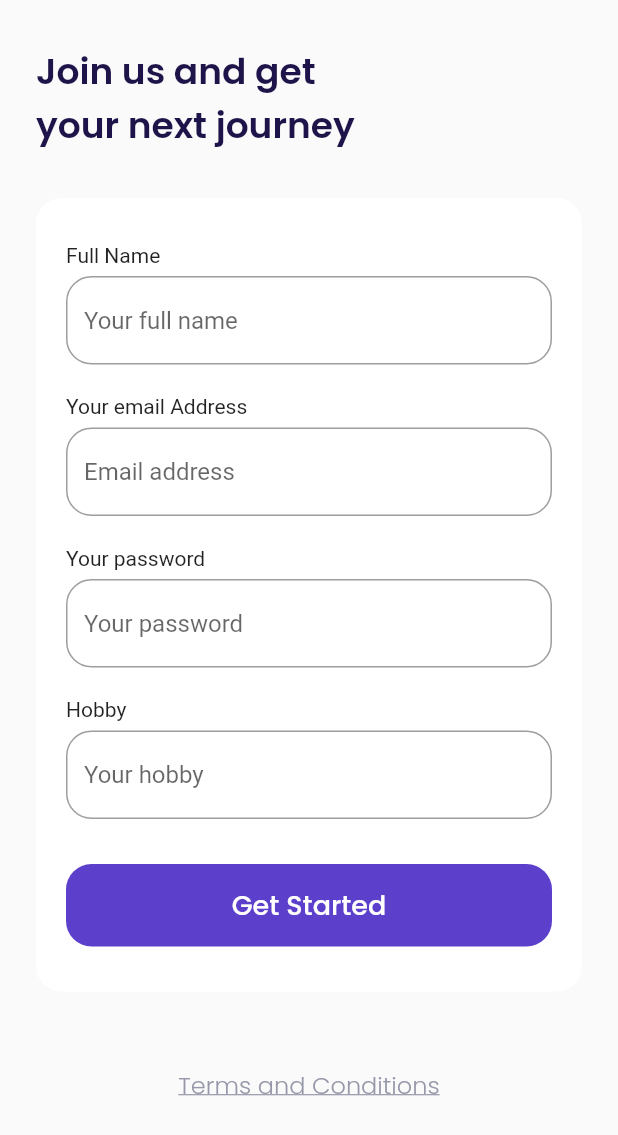
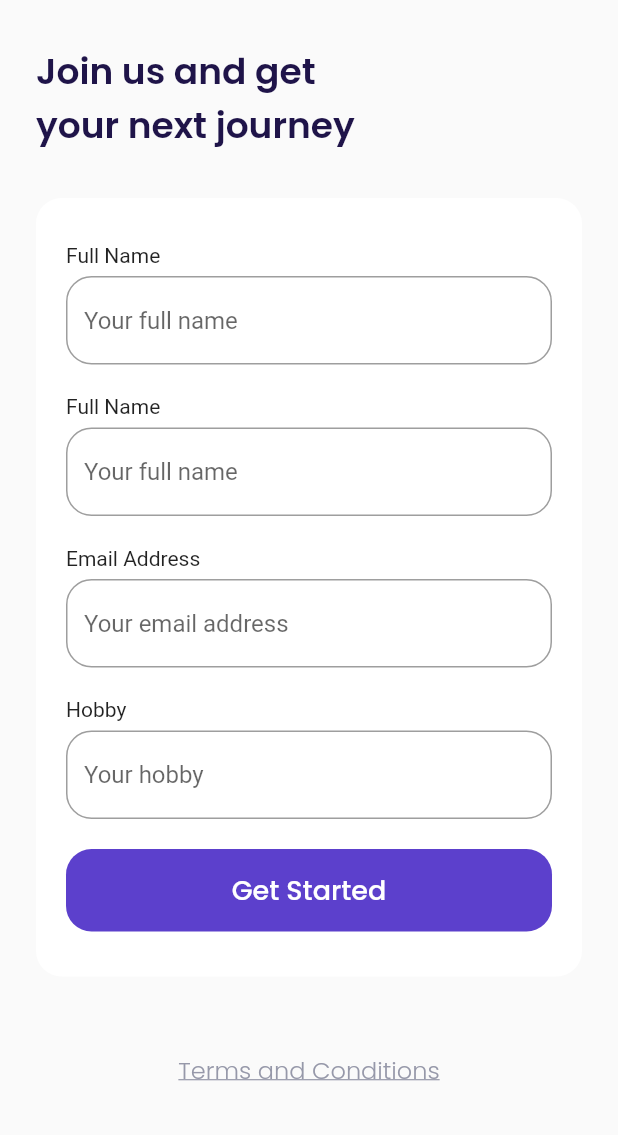
Before and after one commit to Khoruma/airplane, a Flutter app: the SignUpPage screen opened by its route, on a phone screen of 412 x 824 dp. Shown: the top 1135 px of the screen. Run offline on Flutter 3.47's test engine with Material 2 defaults, Android fonts, the phone set to English and light mode, and no system bars; our stand-ins replace google_fonts.

Commit message:
Custom Text Filed From

```diff
--- /dev/null
+++ b/lib/ui/pages/home_page.dart
@@ -0,0 +1,14 @@
+part of 'pages.dart';
+
+class HomePage extends StatelessWidget {
+  const HomePage({Key? key}) : super(key: key);
+
+  @override
+  Widget build(BuildContext context) {
+    return ListView(
+      children: [
+        Text('Homepage')
+      ],
+    );
+  }
+}
--- a/lib/ui/pages/main_page.dart
+++ b/lib/ui/pages/main_page.dart
@@ -5,6 +5,10 @@ class MainPage extends StatelessWidget {
 
   @override
   Widget build(BuildContext context) {
+    buildContent() {
+      return const HomePage();
+    }
+
     Widget customBottonNavigation() {
       return Align(
         alignment: Alignment.bottomCenter,
@@ -49,6 +53,7 @@ class MainPage extends StatelessWidget {
       backgroundColor: kBackgroundColor,
       body: Stack(
         children: [
+          buildContent(),
           customBottonNavigation(),
         ],
       ),
--- a/lib/ui/pages/pages.dart
+++ b/lib/ui/pages/pages.dart
@@ -9,3 +9,4 @@ part 'get_started_page.dart';
 part 'sign_up_page.dart';
 part 'bonus_page.dart';
 part 'main_page.dart';
+part 'home_page.dart';
--- a/lib/ui/pages/sign_up_page.dart
+++ b/lib/ui/pages/sign_up_page.dart
@@ -20,107 +20,31 @@ class SignUpPage extends StatelessWidget {
 
     Widget inputSection() {
       Widget fullNameInput() {
-        return Container(
-          margin: EdgeInsets.only(bottom: 20),
-          child: Column(
-            crossAxisAlignment: CrossAxisAlignment.start,
-            children: [
-              const Text('Full Name'),
-              const SizedBox(height: 6),
-              TextFormField(
-                cursorColor: kBlackColor,
-                decoration: InputDecoration(
-                  hintText: 'Your full name',
-                  border: OutlineInputBorder(
-                    borderRadius: BorderRadius.circular(defaultRadius),
-                  ),
-                  focusedBorder: OutlineInputBorder(
-                    borderRadius: BorderRadius.circular(defaultRadius),
-                    borderSide: BorderSide(color: kPrimayColor),
-                  ),
-                ),
-              ),
-            ],
-          ),
+        return const CustomTextFromField(
+          title: 'Full Name',
+          hintText: 'Your full name',
         );
       }
 
       Widget emailInput() {
-        return Container(
-          margin: EdgeInsets.only(bottom: 20),
-          child: Column(
-            crossAxisAlignment: CrossAxisAlignment.start,
-            children: [
-              const Text('Your email Address'),
-              const SizedBox(height: 6),
-              TextFormField(
-                cursorColor: kBlackColor,
-                decoration: InputDecoration(
-                  hintText: 'Email address',
-                  border: OutlineInputBorder(
-                    borderRadius: BorderRadius.circular(defaultRadius),
-                  ),
-                  focusedBorder: OutlineInputBorder(
-                    borderRadius: BorderRadius.circular(defaultRadius),
-                    borderSide: BorderSide(color: kPrimayColor),
-                  ),
-                ),
-              ),
-            ],
-          ),
+        return const CustomTextFromField(
+          title: 'Full Name',
+          hintText: 'Your full name',
         );
       }
 
       Widget passwordInput() {
-        return Container(
-          margin: EdgeInsets.only(bottom: 20),
-          child: Column(
-            crossAxisAlignment: CrossAxisAlignment.start,
-            children: [
-              const Text('Your password'),
-              const SizedBox(height: 6),
-              TextFormField(
-                obscureText: true,
-                cursorColor: kBlackColor,
-                decoration: InputDecoration(
-                  hintText: 'Your password',
-                  border: OutlineInputBorder(
-                    borderRadius: BorderRadius.circular(defaultRadius),
-                  ),
-                  focusedBorder: OutlineInputBorder(
-                    borderRadius: BorderRadius.circular(defaultRadius),
-                    borderSide: BorderSide(color: kPrimayColor),
-                  ),
-                ),
-              ),
-            ],
-          ),
+        return const CustomTextFromField(
+          title: 'Email Address',
+          hintText: 'Your email address',
+          obscureText: true,
         );
       }
 
       Widget hobbyInput() {
-        return Container(
-          margin: EdgeInsets.only(bottom: 30),
-          child: Column(
-            crossAxisAlignment: CrossAxisAlignment.start,
-            children: [
-              const Text('Hobby'),
-              const SizedBox(height: 6),
-              TextFormField(
-                cursorColor: kBlackColor,
-                decoration: InputDecoration(
-                  hintText: 'Your hobby',
-                  border: OutlineInputBorder(
-                    borderRadius: BorderRadius.circular(defaultRadius),
-                  ),
-                  focusedBorder: OutlineInputBorder(
-                    borderRadius: BorderRadius.circular(defaultRadius),
-                    borderSide: BorderSide(color: kPrimayColor),
-                  ),
-                ),
-              ),
-            ],
-          ),
+        return const CustomTextFromField(
+          title: 'Hobby',
+          hintText: 'Your hobby',
         );
       }
 
--- /dev/null
+++ b/lib/ui/widgets/custom_text_form_field.dart
@@ -0,0 +1,42 @@
+part of 'widgets.dart';
+
+class CustomTextFromField extends StatelessWidget {
+  final String title;
+  final String hintText;
+  final bool obscureText;
+
+  const CustomTextFromField({
+    Key? key,
+    required this.title,
+    required this.hintText,
+    this.obscureText = false,
+  }) : super(key: key);
+
+  @override
+  Widget build(BuildContext context) {
+    return Container(
+      margin: const EdgeInsets.only(bottom: 20),
+      child: Column(
+        crossAxisAlignment: CrossAxisAlignment.start,
+        children: [
+          Text(title),
+          const SizedBox(height: 6),
+          TextFormField(
+            obscureText: obscureText,
+            cursorColor: kBlackColor,
+            decoration: InputDecoration(
+              hintText: hintText,
+              border: OutlineInputBorder(
+                borderRadius: BorderRadius.circular(defaultRadius),
+              ),
+              focusedBorder: OutlineInputBorder(
+                borderRadius: BorderRadius.circular(defaultRadius),
+                borderSide: BorderSide(color: kPrimayColor),
+              ),
+            ),
+          ),
+        ],
+      ),
+    );
+  }
+}
--- a/lib/ui/widgets/widgets.dart
+++ b/lib/ui/widgets/widgets.dart
@@ -1,6 +1,6 @@
-
 import 'package:airplane/shared/shared.dart';
 import 'package:flutter/material.dart';
 
 part 'custom_bottom_navigation_items.dart';
 part 'custom_button.dart';
+part 'custom_text_form_field.dart';
```
